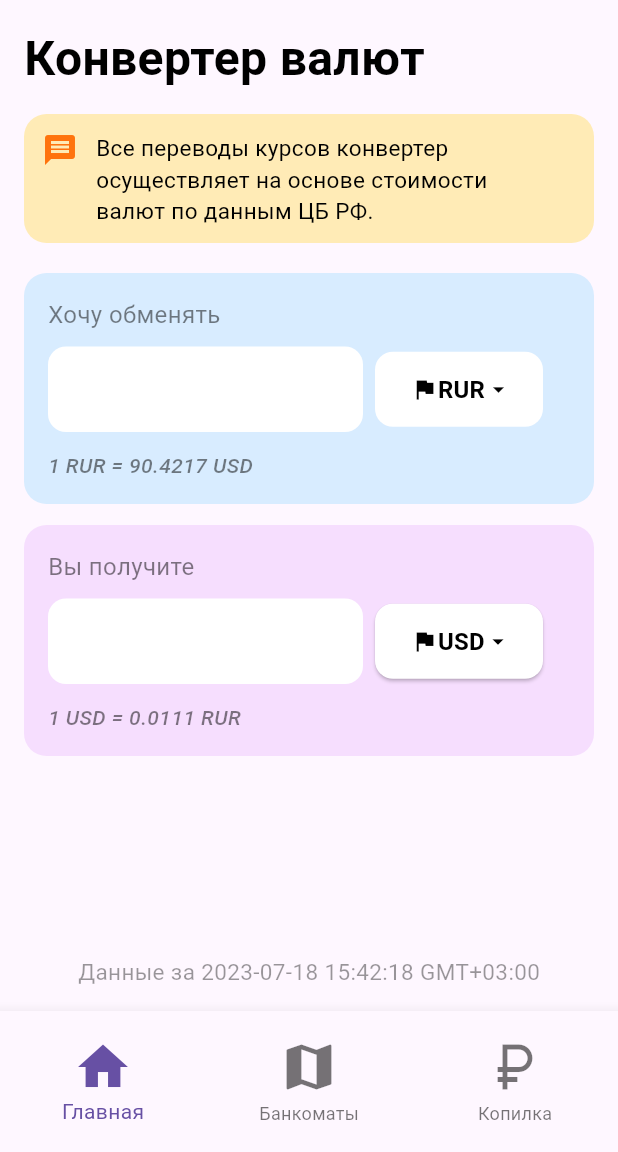
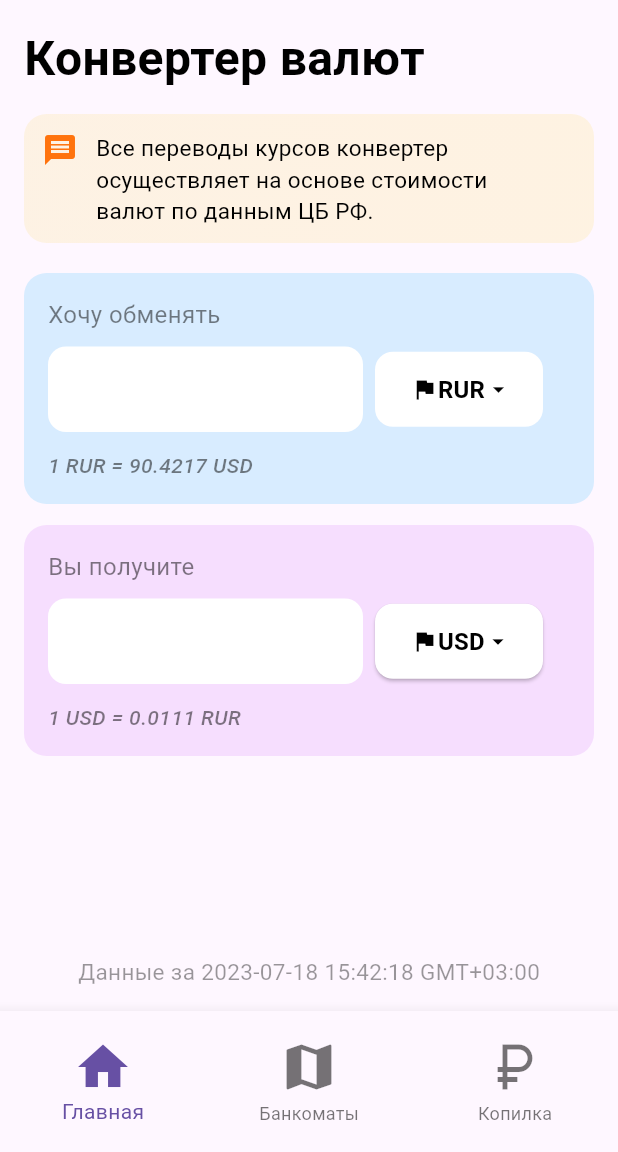
Before and after one commit to amfunNylord/currency_converter, a Flutter app: the screen it shows after launch, on a phone screen of 412 x 824 dp, the part 84-1236 px from its top. Run offline on Flutter 3.47's test engine with Material 3 defaults, Android fonts, the phone set to English and light mode, and no system bars.

Commit message:
Fixed layout of Converter screen, made error message widget

```diff
--- a/lib/converter.dart
+++ b/lib/converter.dart
@@ -28,13 +28,22 @@ class Converter extends StatelessWidget {
                   ),
                 ),
               ),
+              Column(
+                children: [
                   Padding(
                     padding: const EdgeInsets.only(top: 14.0),
                     child: Container(
                       decoration: BoxDecoration(
                           borderRadius: BorderRadius.circular(15.0),
-                    color: const Color.fromARGB(255, 255, 235, 182),
-                  ),
+                          gradient: LinearGradient(
+                              begin: Alignment.centerLeft,
+                              end: Alignment.centerRight,
+                              colors: <Color>[
+                                const Color.fromARGB(255, 252, 234, 187)
+                                    .withOpacity(0.4),
+                                const Color.fromARGB(255, 255, 235, 182)
+                                    .withOpacity(0.4),
+                              ])),
                       child: const Row(
                           crossAxisAlignment: CrossAxisAlignment.start,
                           children: [
@@ -70,7 +79,11 @@ class Converter extends StatelessWidget {
                   ),
                 ],
               ),
+              // сюда вставлять const ErrorMessage(),
+            ],
           ),
+        ),
+        // здесь убрать для сообщения с ошибкой
         Padding(
           padding: const EdgeInsets.only(bottom: 16),
           child: Text(
```
Also changed, not shown: lib/error_message_widget.dart (added, +70 -0 lines). Lines whose indentation alone changed are shown as unchanged.
